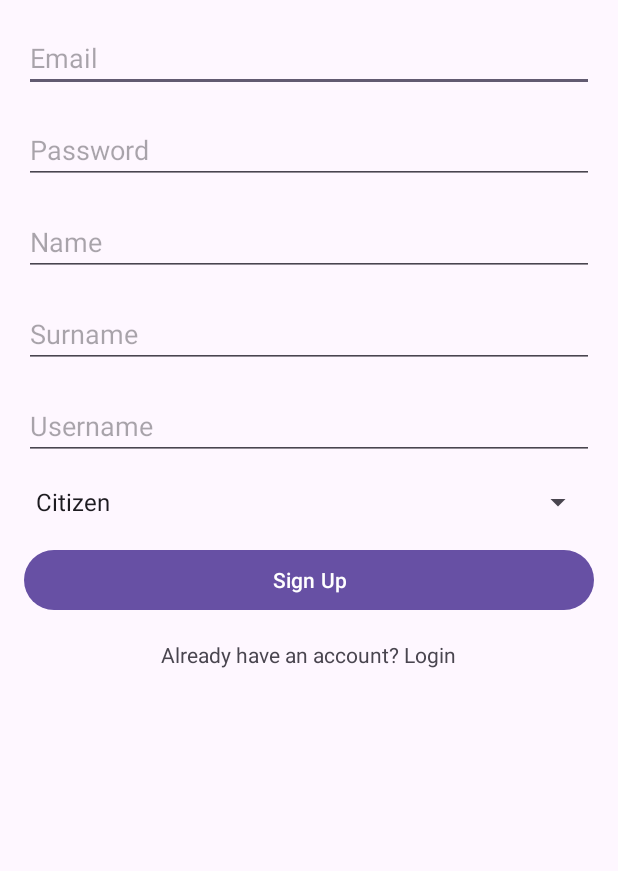
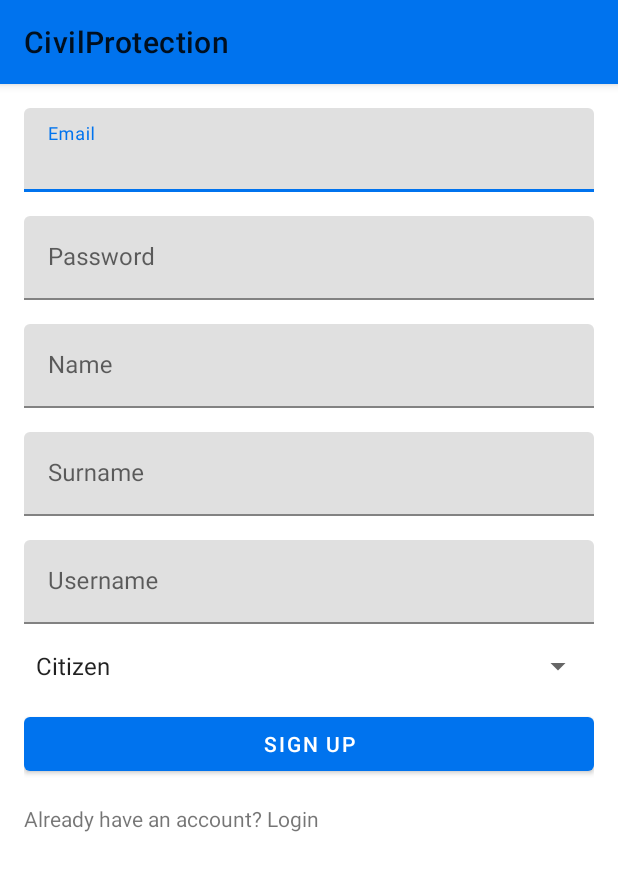
Before and after one commit to vassilikikrg/Civil-Protection-Android-App, an Android app: the screen it shows after launch (SignUpActivity), on a phone screen of 412 x 824 dp. Shown: the top 871 px of the screen. Run offline under Robolectric (Android 15) with nearby library versions, the light colour scheme and no system bars; our stand-ins replace Firebase (no records; nobody signed in at launch, a user with empty details on screens opened directly).

Commit message:
UI Fixes - create app theme and top toolbar
TODO:
- add pop up menu for logout
- add icon
- fix toolbar text to white

```diff
--- a/app/src/main/AndroidManifest.xml
+++ b/app/src/main/AndroidManifest.xml
@@ -3,6 +3,7 @@
     xmlns:tools="http://schemas.android.com/tools">
 
     <application
+
         android:allowBackup="true"
         android:dataExtractionRules="@xml/data_extraction_rules"
         android:fullBackupContent="@xml/backup_rules"
@@ -10,7 +11,8 @@
         android:label="@string/app_name"
         android:roundIcon="@mipmap/ic_launcher_round"
         android:supportsRtl="true"
-        android:theme="@style/Theme.CivilProtectionApp"
+        android:theme="@style/AppTheme"
+
         tools:targetApi="31">
         <activity
             android:name=".employee_menu"
--- a/app/src/main/java/com/karag/civilprotectionapp/LoginActivity.java
+++ b/app/src/main/java/com/karag/civilprotectionapp/LoginActivity.java
@@ -7,6 +7,8 @@ import android.widget.EditText;
 import android.widget.Toast;
 import androidx.annotation.NonNull;
 import androidx.appcompat.app.AppCompatActivity;
+import androidx.appcompat.widget.Toolbar;
+
 import com.google.firebase.auth.AuthResult;
 import com.google.firebase.auth.FirebaseAuth;
 import com.google.firebase.firestore.DocumentSnapshot;
@@ -22,6 +24,10 @@ public class LoginActivity extends AppCompatActivity {
     protected void onCreate(Bundle savedInstanceState) {
         super.onCreate(savedInstanceState);
         setContentView(R.layout.activity_login);
+
+        Toolbar toolbar = findViewById(R.id.toolbar);
+        setSupportActionBar(toolbar);
+        getSupportActionBar().setTitle("CivilProtection");
 
         auth = FirebaseAuth.getInstance();
         firestore = FirebaseFirestore.getInstance();
--- a/app/src/main/java/com/karag/civilprotectionapp/SignUpActivity.java
+++ b/app/src/main/java/com/karag/civilprotectionapp/SignUpActivity.java
@@ -10,6 +10,8 @@ import android.widget.Spinner;
 import android.widget.Toast;
 import androidx.annotation.NonNull;
 import androidx.appcompat.app.AppCompatActivity;
+import androidx.appcompat.widget.Toolbar;
+
 import com.google.android.gms.tasks.OnCompleteListener;
 import com.google.android.gms.tasks.Task;
 import com.google.firebase.auth.AuthResult;
@@ -30,6 +32,10 @@ public class SignUpActivity extends AppCompatActivity {
     protected void onCreate(Bundle savedInstanceState) {
         super.onCreate(savedInstanceState);
         setContentView(R.layout.activity_sign_up);
+
+        Toolbar toolbar = findViewById(R.id.toolbar);
+        setSupportActionBar(toolbar);
+        getSupportActionBar().setTitle("CivilProtection");
 
         auth = FirebaseAuth.getInstance();
         firestore = FirebaseFirestore.getInstance();
--- a/app/src/main/java/com/karag/civilprotectionapp/user_menu.java
+++ b/app/src/main/java/com/karag/civilprotectionapp/user_menu.java
@@ -3,6 +3,7 @@ package com.karag.civilprotectionapp;
 import android.os.Bundle;
 
 import androidx.appcompat.app.AppCompatActivity;
+import androidx.appcompat.widget.Toolbar;
 import androidx.fragment.app.Fragment;
 import androidx.fragment.app.FragmentManager;
 import androidx.fragment.app.FragmentTransaction;
@@ -15,6 +16,8 @@ public class user_menu extends AppCompatActivity {
     @Override
     protected void onCreate(Bundle savedInstanceState) {
         super.onCreate(savedInstanceState);
+        Toolbar toolbar = findViewById(R.id.toolbar);
+        setSupportActionBar(toolbar);
         binding = ActivityUserMenuBinding.inflate(getLayoutInflater());
         setContentView(binding.getRoot());
         replaceFragment(new StatsFragment());
--- a/app/src/main/res/layout/activity_employee_menu.xml
+++ b/app/src/main/res/layout/activity_employee_menu.xml
@@ -5,6 +5,10 @@
     android:layout_width="match_parent"
     android:layout_height="match_parent"
     tools:context=".employee_menu">
+
+    <include
+        android:id="@+id/toolbar"
+        layout="@layout/toolbar_layout" />
 
     <FrameLayout
         android:id="@+id/frame_layout"
--- a/app/src/main/res/layout/activity_sign_up.xml
+++ b/app/src/main/res/layout/activity_sign_up.xml
@@ -2,53 +2,101 @@
 <RelativeLayout xmlns:android="http://schemas.android.com/apk/res/android"
     android:layout_width="match_parent"
     android:layout_height="match_parent"
-    android:padding="16dp">
+    android:background="?android:attr/windowBackground"
+    >
 
-    <EditText
+    <include
+        android:id="@+id/toolbar"
+        layout="@layout/toolbar_layout" />
+
+
+    <LinearLayout
+        android:padding="16dp"
+        android:layout_width="match_parent"
+        android:layout_height="match_parent"
+        android:orientation="vertical"
+        android:layout_below="@+id/toolbar">
+
+    <com.google.android.material.textfield.TextInputLayout
+        android:id="@+id/emailTextInputLayout"
+        android:layout_width="match_parent"
+        android:layout_height="wrap_content">
+
+        <com.google.android.material.textfield.TextInputEditText
             android:id="@+id/emailEditText"
             android:layout_width="match_parent"
             android:layout_height="wrap_content"
             android:hint="Email"
             android:inputType="textEmailAddress"/>
 
-    <EditText
+    </com.google.android.material.textfield.TextInputLayout>
+
+    <com.google.android.material.textfield.TextInputLayout
+        android:id="@+id/passwordTextInputLayout"
+        android:layout_width="match_parent"
+        android:layout_height="wrap_content"
+        android:layout_below="@+id/emailTextInputLayout"
+        android:layout_marginTop="16dp">
+
+        <com.google.android.material.textfield.TextInputEditText
             android:id="@+id/passwordEditText"
             android:layout_width="match_parent"
             android:layout_height="wrap_content"
-        android:layout_below="@id/emailEditText"
-        android:layout_marginTop="16dp"
             android:hint="Password"
             android:inputType="textPassword"/>
 
-    <EditText
+    </com.google.android.material.textfield.TextInputLayout>
+
+    <com.google.android.material.textfield.TextInputLayout
+        android:id="@+id/nameTextInputLayout"
+        android:layout_width="match_parent"
+        android:layout_height="wrap_content"
+        android:layout_below="@+id/passwordTextInputLayout"
+        android:layout_marginTop="16dp">
+
+        <com.google.android.material.textfield.TextInputEditText
             android:id="@+id/nameEditText"
             android:layout_width="match_parent"
             android:layout_height="wrap_content"
-        android:layout_below="@id/passwordEditText"
-        android:layout_marginTop="16dp"
             android:hint="Name"/>
 
-    <EditText
+    </com.google.android.material.textfield.TextInputLayout>
+
+    <com.google.android.material.textfield.TextInputLayout
+        android:id="@+id/surnameTextInputLayout"
+        android:layout_width="match_parent"
+        android:layout_height="wrap_content"
+        android:layout_below="@+id/nameTextInputLayout"
+        android:layout_marginTop="16dp">
+
+        <com.google.android.material.textfield.TextInputEditText
             android:id="@+id/surnameEditText"
             android:layout_width="match_parent"
             android:layout_height="wrap_content"
-        android:layout_below="@id/nameEditText"
-        android:layout_marginTop="16dp"
             android:hint="Surname"/>
 
-    <EditText
+    </com.google.android.material.textfield.TextInputLayout>
+
+    <com.google.android.material.textfield.TextInputLayout
+        android:id="@+id/usernameTextInputLayout"
+        android:layout_width="match_parent"
+        android:layout_height="wrap_content"
+        android:layout_below="@+id/surnameTextInputLayout"
+        android:layout_marginTop="16dp">
+
+        <com.google.android.material.textfield.TextInputEditText
             android:id="@+id/usernameEditText"
             android:layout_width="match_parent"
             android:layout_height="wrap_content"
-        android:layout_below="@id/surnameEditText"
-        android:layout_marginTop="16dp"
             android:hint="Username"/>
+
+    </com.google.android.material.textfield.TextInputLayout>
 
     <Spinner
         android:id="@+id/roleSpinner"
         android:layout_width="match_parent"
         android:layout_height="wrap_content"
-        android:layout_below="@id/usernameEditText"
+        android:layout_below="@+id/usernameTextInputLayout"
         android:layout_marginTop="16dp"
         android:entries="@array/roles_array"/>
 
@@ -56,7 +104,7 @@
         android:id="@+id/signUpButton"
         android:layout_width="match_parent"
         android:layout_height="wrap_content"
-        android:layout_below="@id/roleSpinner"
+        android:layout_below="@+id/roleSpinner"
         android:layout_marginTop="16dp"
         android:text="Sign Up"/>
 
@@ -64,9 +112,12 @@
         android:id="@+id/loginText"
         android:layout_width="wrap_content"
         android:layout_height="wrap_content"
-        android:layout_below="@id/signUpButton"
+        android:layout_below="@+id/signUpButton"
         android:layout_marginTop="16dp"
         android:layout_centerHorizontal="true"
         android:text="Already have an account? Login"/>
 
+    </LinearLayout>
+
+
 </RelativeLayout>
--- /dev/null
+++ b/app/src/main/res/layout/toolbar_layout.xml
@@ -0,0 +1,9 @@
+<?xml version="1.0" encoding="utf-8"?>
+<androidx.appcompat.widget.Toolbar
+    xmlns:android="http://schemas.android.com/apk/res/android"
+    android:id="@+id/toolbar"
+    android:layout_width="match_parent"
+    android:layout_height="?attr/actionBarSize"
+    android:background="?attr/colorPrimary"
+    android:elevation="4dp"
+    android:theme="?attr/actionBarTheme" />
--- a/app/src/main/res/values/colors.xml
+++ b/app/src/main/res/values/colors.xml
@@ -2,4 +2,7 @@
 <resources>
     <color name="black">#FF000000</color>
     <color name="white">#FFFFFFFF</color>
+    <color name="colorPrimary">#0073EE</color>
+    <color name="colorPrimaryDark">#0048B3</color>
+    <color name="colorAccent">#03DAC5</color>
 </resources>
--- /dev/null
+++ b/app/src/main/res/values/styles.xml
@@ -0,0 +1,13 @@
+<resources>
+
+    <!-- Base application theme -->
+    <style name="AppTheme" parent="Theme.MaterialComponents.DayNight.NoActionBar">
+        <!-- Customize your theme here. -->
+        <item name="colorPrimary">@color/colorPrimary</item>
+        <item name="colorPrimaryDark">@color/colorPrimaryDark</item>
+        <item name="colorAccent">#6E9E98</item>
+        <!-- Add other style attributes as needed -->
+    </style>
+
+
+</resources>
```
Also changed, not shown: app/src/main/res/layout/activity_login.xml (+35 -7 lines), app/src/main/res/layout/activity_user_menu.xml (+8 -0 lines). Lines whose indentation alone changed are shown as unchanged.
